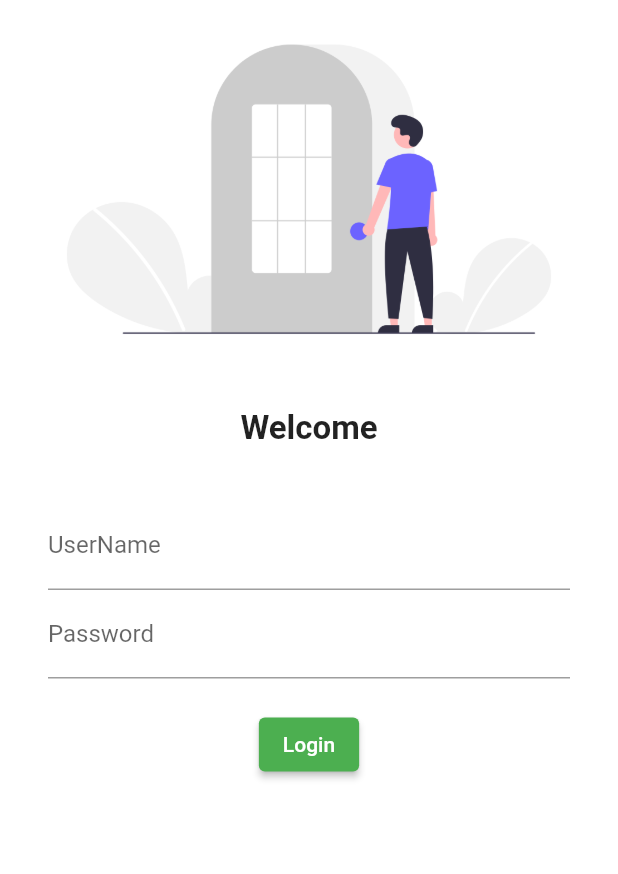
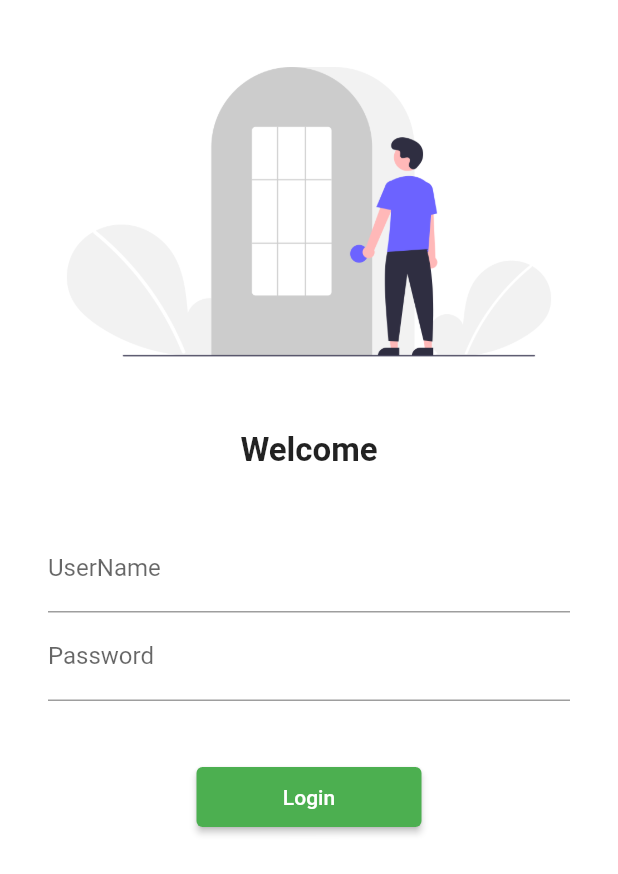
Before and after one commit to Shiv2409/MyFlutterPractice, a Flutter app: the screen it shows after launch, on a phone screen of 412 x 824 dp. Shown: the top 874 px of the screen. Run offline on Flutter 3.47's test engine with Material 2 defaults, Android fonts, the phone set to English and light mode, and no system bars.

Commit message:
Day 5 completed

```diff
--- a/lib/main.dart
+++ b/lib/main.dart
@@ -1,5 +1,6 @@
 import 'package:flutter/material.dart';
 import 'package:flutter_mixup_all/pages/login_page.dart';
+import 'package:flutter_mixup_all/utils/routes.dart';
 import 'pages/home_page.dart';
 // import 'package:google_fonts/google_fonts.dart';
 
@@ -13,6 +14,7 @@
   @override
   Widget build(BuildContext context) {
     return MaterialApp(
+      debugShowCheckedModeBanner: false,
       // home: const HomePage(),
       themeMode: ThemeMode.light,
       theme: ThemeData(
@@ -27,8 +29,8 @@
           "/", // It is use for open the starting screen for your app whenever you want to start from
       routes: {
         "/": (context) => const LoginPage(),
-        "/home": (context) => const HomePage(),
-        "/login": (context) => const LoginPage()
+        MyRoutes.homeRoute: (context) => const HomePage(),
+        MyRoutes.loginRoute: (context) => const LoginPage()
       },
     );
   }
--- a/lib/pages/home_page.dart
+++ b/lib/pages/home_page.dart
@@ -13,9 +13,8 @@
         title: const Text("Catalogue App"),
       ),
       body: Center(
-        child: Container(
-          child: Text("Welcome to $days days of flutter by $name"),
-        ),
+        child: Text(
+            "Welcome to $days days of flutter by $name"), //use container if getting error
       ),
       drawer: const Drawer(),
     );
--- a/lib/pages/login_page.dart
+++ b/lib/pages/login_page.dart
@@ -1,4 +1,5 @@
 import 'package:flutter/material.dart';
+import 'package:flutter_mixup_all/utils/routes.dart';
 
 class LoginPage extends StatelessWidget {
   const LoginPage({Key? key}) : super(key: key);
@@ -7,8 +8,10 @@
   Widget build(BuildContext context) {
     return Material(
         color: Colors.white,
+        child: SingleChildScrollView(
           child: Column(
             children: [
+              const SizedBox(height: 15.0),
               Image.asset(
                 "assets/images/login_image.png",
                 fit: BoxFit.cover,
@@ -20,8 +23,8 @@
               ),
               const SizedBox(height: 20.0),
               Padding(
-              padding:
-                  const EdgeInsets.symmetric(vertical: 16.0, horizontal: 32.0),
+                padding: const EdgeInsets.symmetric(
+                    vertical: 16.0, horizontal: 32.0),
                 child: Column(
                   children: [
                     TextFormField(
@@ -34,19 +37,21 @@
                           hintText: "Enter Password", labelText: "Password"),
                     ),
                     const SizedBox(
-                    height: 20.0,
+                      height: 40.0,
                     ),
                     ElevatedButton(
                       onPressed: () {
-                      print("Hello Shivam");
+                        Navigator.pushNamed(context, MyRoutes.homeRoute);
                       },
                       child: const Text("Login"),
-                    style: TextButton.styleFrom(),
+                      style: TextButton.styleFrom(
+                          minimumSize: const Size(150, 40)),
                     )
                   ],
                 ),
               )
             ],
+          ),
         ));
   }
 }
--- /dev/null
+++ b/lib/utils/routes.dart
@@ -0,0 +1,4 @@
+class MyRoutes {
+  static String loginRoute = "/login";
+  static String homeRoute = "/home";
+}
```
Lines whose indentation alone changed are shown as unchanged.
